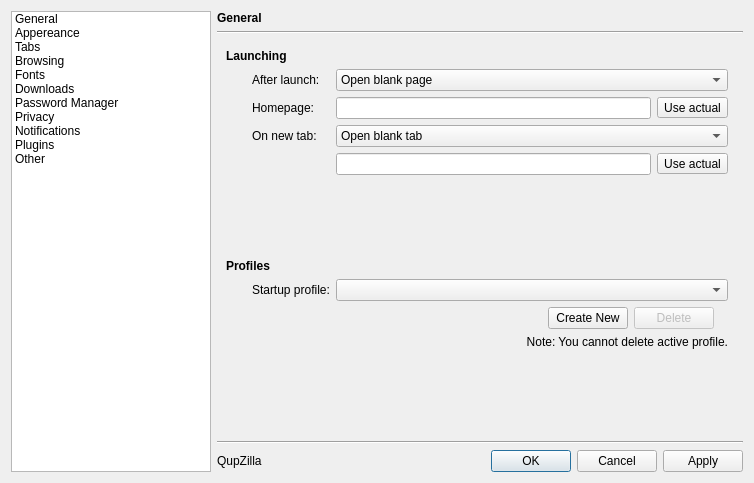
The window that src/preferences/preferences.ui (QupZilla/qupzilla) describes before a commit, drawn with Qt 5.
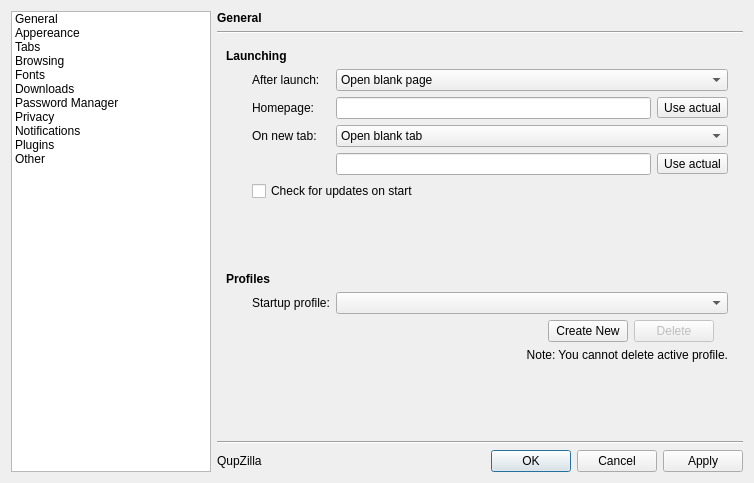
The same window after the commit. Icons and pictures are not drawn.

The edit to the form file:
```diff
--- a/src/preferences/preferences.ui
+++ b/src/preferences/preferences.ui
@@ -324,24 +324,24 @@
          </item>
         </widget>
        </item>
-       <item row="6" column="0" colspan="2">
+       <item row="7" column="0" colspan="2">
         <widget class="QLabel" name="label_4">
          <property name="text">
           <string>&lt;b&gt;Profiles&lt;/b&gt;</string>
          </property>
         </widget>
        </item>
-       <item row="7" column="1">
+       <item row="8" column="1">
         <widget class="QLabel" name="label_5">
          <property name="text">
           <string>Startup profile:</string>
          </property>
         </widget>
        </item>
-       <item row="7" column="2">
+       <item row="8" column="2">
         <widget class="QComboBox" name="startProfile"/>
        </item>
-       <item row="8" column="2" colspan="2">
+       <item row="9" column="2" colspan="2">
         <widget class="QFrame" name="frame">
          <property name="frameShape">
           <enum>QFrame::NoFrame</enum>
@@ -407,7 +407,7 @@
          </layout>
         </widget>
        </item>
-       <item row="10" column="1">
+       <item row="11" column="1">
         <spacer name="verticalSpacer">
          <property name="orientation">
           <enum>Qt::Vertical</enum>
@@ -442,7 +442,7 @@
          </layout>
         </widget>
        </item>
-       <item row="5" column="0">
+       <item row="6" column="0">
         <spacer name="verticalSpacer_6">
          <property name="orientation">
           <enum>Qt::Vertical</enum>
@@ -455,7 +455,7 @@
          </property>
         </spacer>
        </item>
-       <item row="9" column="1" colspan="2">
+       <item row="10" column="1" colspan="2">
         <widget class="QLabel" name="cannotDeleteActiveProfileLabel">
          <property name="text">
           <string>Note: You cannot delete active profile.</string>
@@ -465,6 +465,13 @@
          </property>
         </widget>
        </item>
+       <item row="5" column="1" colspan="2">
+        <widget class="QCheckBox" name="checkUpdates">
+         <property name="text">
+          <string>Check for updates on start</string>
+         </property>
+        </widget>
+       </item>
       </layout>
      </widget>
      <widget class="QWidget" name="stackedWidgetPage2">
```
